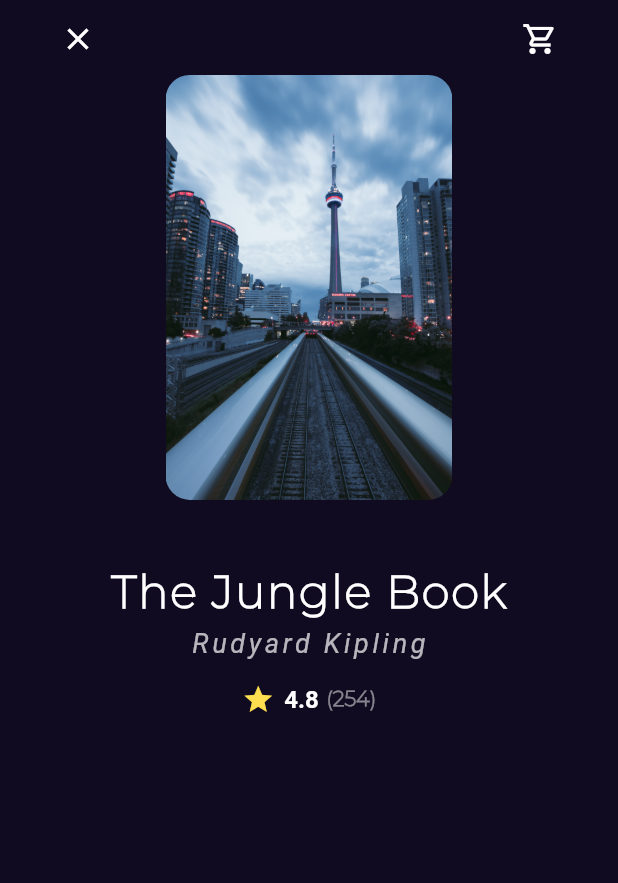
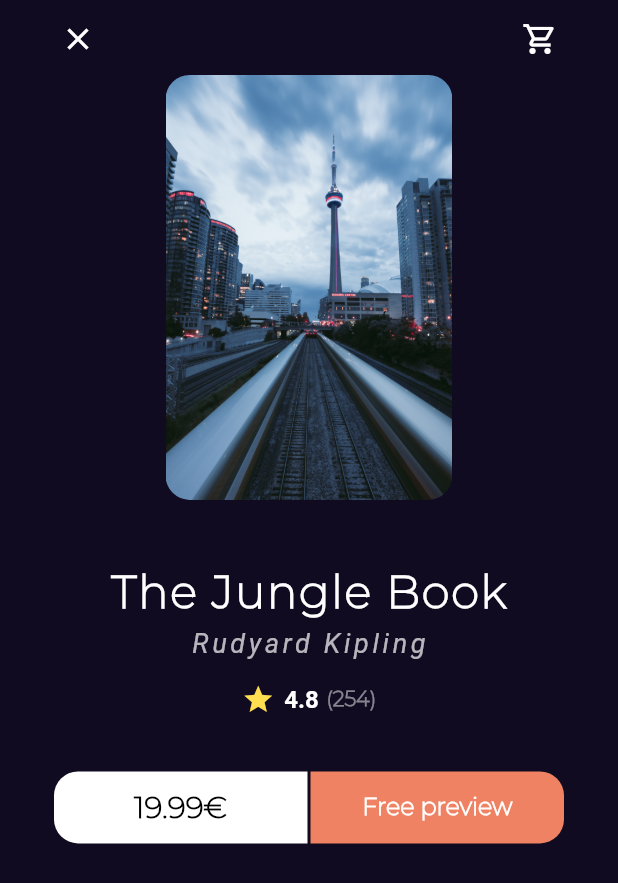
Before and after one commit to wohamedosama/book_app, a Flutter app: the BookDetailsView screen opened by its route, on a phone screen of 412 x 824 dp. Shown: the top 883 px of the screen. Run offline on Flutter 3.47's test engine with Material 2 defaults, Android fonts, the phone set to English and light mode, and no system bars; our stand-ins replace go_router; Roboto replaces fonts that are missing (GT Sectra Fine, Gilroy-Bold).

Commit message:
Create Box Action And Custom Button

```diff
--- /dev/null
+++ b/lib/core/widgets/custom_button.dart
@@ -0,0 +1,45 @@
+import 'package:book_app/constants.dart';
+import 'package:book_app/core/utils/theme/dark_theme.dart';
+import 'package:flutter/material.dart';
+
+class CustomButton extends StatelessWidget {
+  const CustomButton({
+    super.key,
+    required this.backgroundColor,
+    required this.textColor,
+    this.borderRadius,
+    required this.text,
+    this.fontSize = 20,
+  });
+
+  final Color backgroundColor;
+  final Color textColor;
+  final BorderRadiusDirectional? borderRadius;
+  final String text;
+  final double? fontSize;
+
+  @override
+  Widget build(BuildContext context) {
+    return SizedBox(
+      height: 48,
+      child: TextButton(
+        style: TextButton.styleFrom(
+          backgroundColor: backgroundColor,
+          shape: RoundedRectangleBorder(
+            borderRadius: borderRadius ?? BorderRadiusDirectional.circular(12),
+          ),
+        ),
+        onPressed: () {},
+        child: Text(
+          text,
+          style: darkTheme.textTheme.titleLarge!.copyWith(
+            fontFamily: kMontserrat,
+            color: textColor,
+            fontWeight: FontWeight.bold,
+            fontSize: fontSize!,
+          ),
+        ),
+      ),
+    );
+  }
+}
--- a/lib/features/home/presentation/views/widgets/book_details_view_body.dart
+++ b/lib/features/home/presentation/views/widgets/book_details_view_body.dart
@@ -1,6 +1,7 @@
 import 'package:book_app/core/utils/theme/dark_theme.dart';
 import 'package:book_app/features/home/presentation/views/widgets/book_rating.dart';
-import 'package:book_app/features/home/presentation/views/widgets/custom_book_deatils_app_bar.dart';
+import 'package:book_app/features/home/presentation/views/widgets/books_action.dart';
+import 'package:book_app/features/home/presentation/views/widgets/custom_book_details_app_bar.dart';
 import 'package:book_app/features/home/presentation/views/widgets/custom_book_item.dart';
 import 'package:flutter/material.dart';
 
@@ -43,6 +44,8 @@ class BookDetailsViewBody extends StatelessWidget {
           const BookRating(
             mainAxisAlignment: MainAxisAlignment.center,
           ),
+          const SizedBox(height: 37),
+          const BooksAction(),
         ],
       ),
     );
--- /dev/null
+++ b/lib/features/home/presentation/views/widgets/books_action.dart
@@ -0,0 +1,41 @@
+import 'package:book_app/core/widgets/custom_button.dart';
+import 'package:flutter/material.dart';
+
+class BooksAction extends StatelessWidget {
+  const BooksAction({super.key});
+
+  @override
+  Widget build(BuildContext context) {
+    return Padding(
+      padding: const EdgeInsets.symmetric(horizontal: 8.0),
+      child: Row(
+        children: const [
+          Expanded(
+            child: CustomButton(
+              backgroundColor: Colors.white,
+              textColor: Colors.black,
+              borderRadius: BorderRadiusDirectional.only(
+                bottomStart: Radius.circular(16),
+                topStart: Radius.circular(16),
+              ),
+              text: '19.99€',
+            ),
+          ),
+          SizedBox(width: 2),
+          Expanded(
+            child: CustomButton(
+              backgroundColor: Color(0xffEF8262),
+              textColor: Colors.white,
+              borderRadius: BorderRadiusDirectional.only(
+                bottomEnd: Radius.circular(16),
+                topEnd: Radius.circular(16),
+              ),
+              text: 'Free preview',
+              fontSize: 16,
+            ),
+          ),
+        ],
+      ),
+    );
+  }
+}
```
Also changed, not shown: lib/features/home/presentation/views/widgets/custom_book_details_app_bar.dart (renamed from lib/features/home/presentation/views/widgets/custom_book_deatils_app_bar.dart).
